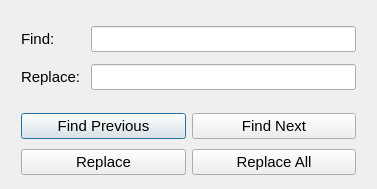
Qt form FrameWorkCode/textfinder.ui (UDAAN-LEAP/leap-pe-tool) before a commit.
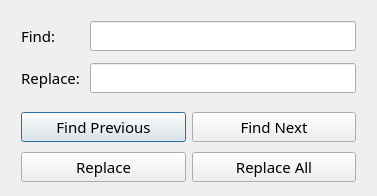
The same form after that commit.

Commit message: added work sans regular font to the whole tool

The edit to the form file:
```diff
--- a/FrameWorkCode/textfinder.ui
+++ b/FrameWorkCode/textfinder.ui
@@ -12,12 +12,19 @@
   </property>
   <property name="font">
    <font>
+    <family>Work Sans</family>
     <pointsize>11</pointsize>
+    <weight>50</weight>
+    <italic>false</italic>
+    <bold>false</bold>
    </font>
   </property>
   <property name="windowTitle">
    <string>Find and Replace</string>
   </property>
+  <property name="styleSheet">
+   <string notr="true">font: 11pt &quot;Work Sans&quot;;</string>
+  </property>
   <property name="sizeGripEnabled">
    <bool>false</bool>
   </property>
@@ -122,7 +129,11 @@
           <widget class="QPushButton" name="replaceButton">
            <property name="font">
             <font>
+             <family>Work Sans</family>
              <pointsize>11</pointsize>
+             <weight>50</weight>
+             <italic>false</italic>
+             <bold>false</bold>
             </font>
            </property>
            <property name="text">
@@ -134,7 +145,11 @@
           <widget class="QPushButton" name="replaceAllButton">
            <property name="font">
             <font>
+             <family>Work Sans</family>
              <pointsize>11</pointsize>
+             <weight>50</weight>
+             <italic>false</italic>
+             <bold>false</bold>
             </font>
            </property>
            <property name="text">
```
The commit also changes 24 other files.
